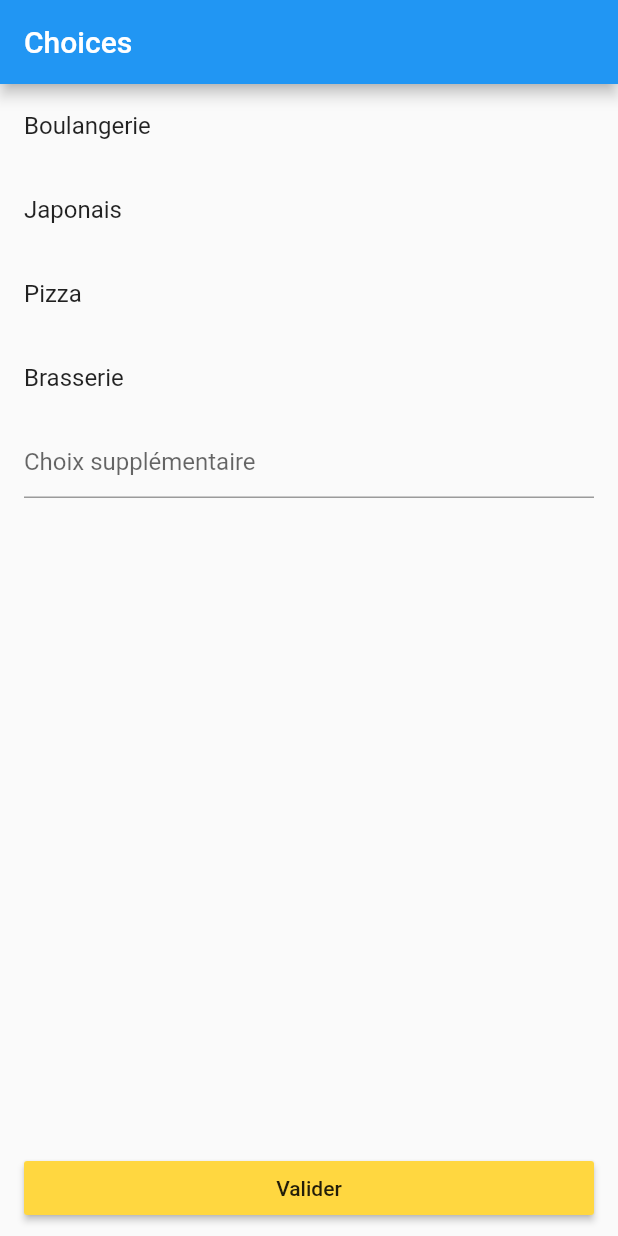
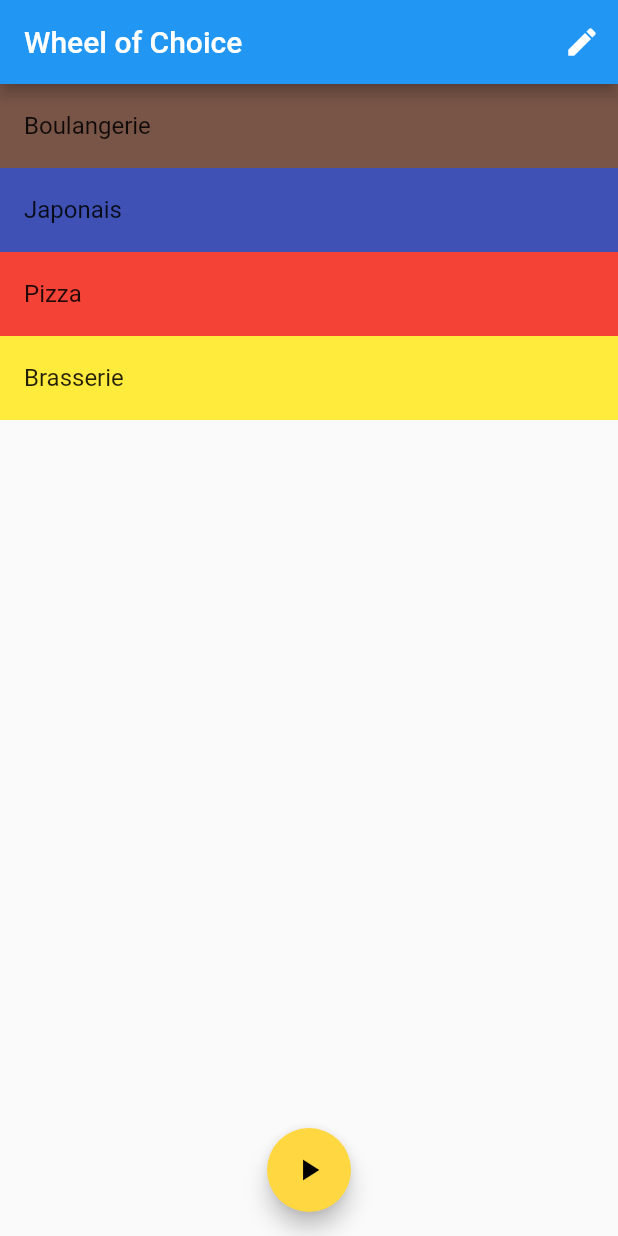
Before and after one commit to nicopico-dev/wheel-of-choice, a Flutter app: the screen it shows after launch, on a phone screen of 412 x 824 dp. Run offline on Flutter 3.47's test engine with Material 2 defaults, Android fonts, the phone set to English and light mode, and no system bars.

```diff
--- a/lib/choice_list.dart
+++ /dev/null
@@ -1,139 +0,0 @@
-import 'package:flutter/material.dart';
-import 'package:wheel_of_choice/model.dart';
-
-const MAX_CHOICE = 12;
-
-class ChoiceEditionPage extends StatefulWidget {
-  @override
-  ChoiceEditionPageState createState() => new ChoiceEditionPageState();
-}
-
-class ChoiceEditionPageState extends State<ChoiceEditionPage> {
-  final List<Choice> choices = <Choice>[
-    Choice(name: 'Boulangerie'),
-    Choice(name: 'Japonais'),
-    Choice(name: 'Pizza'),
-    Choice(name: 'Brasserie'),
-  ];
-  int _editIndex = -1;
-
-  @override
-  Widget build(BuildContext context) {
-    return Scaffold(
-      appBar: AppBar(title: Text('Choices')),
-      body: SafeArea(
-        child: Column(
-          crossAxisAlignment: CrossAxisAlignment.stretch,
-          children: <Widget>[
-            _buildListView(),
-            Flexible(child: Container()),
-            Container(
-              width: 200.0,
-              padding:
-                  const EdgeInsets.symmetric(horizontal: 16.0, vertical: 8.0),
-              child: RaisedButton(
-                color: Theme.of(context).accentColor,
-                child: Text("Valider"),
-                onPressed: () {},
-              ),
-            )
-          ],
-        ),
-      ),
-    );
-  }
-
-  ListView _buildListView() {
-    return ListView.builder(
-      itemCount: choices.length < MAX_CHOICE && _editIndex == -1
-          ? choices.length + 1
-          : choices.length,
-      itemBuilder: (context, index) {
-        if (index >= choices.length) {
-          return _buildNewEntryListTile();
-        }
-
-        final c = choices[index];
-        if (_editIndex == index) {
-          return _buildEditListTile(c, index);
-        } else {
-          return buildDefaultListTile(c, index);
-        }
-      },
-      shrinkWrap: true,
-    );
-  }
-
-  Widget buildDefaultListTile(Choice c, int index) {
-    return Dismissible(
-      key: Key(c.name),
-      direction: DismissDirection.endToStart,
-      background: new Container(
-        color: Colors.red,
-        alignment: Alignment.centerRight,
-        child: Padding(
-          padding: const EdgeInsets.all(8.0),
-          child: Text(
-            "supprimer",
-            style: TextStyle(
-                inherit: true, color: Colors.white, fontWeight: FontWeight.bold),
-          ),
-        ),
-      ),
-      onDismissed: (direction) {
-        setState(() {
-          choices.removeAt(index);
-        });
-        Scaffold
-            .of(context)
-            .showSnackBar(SnackBar(content: Text("\"${c.name}\" supprimé")));
-      },
-      child: ListTile(
-          title: Text(c.name),
-          onTap: () {
-            setState(() {
-              _editIndex = index;
-            });
-          }),
-    );
-  }
-
-  Widget _buildEditListTile(Choice c, int index) {
-    var focusNode = FocusNode();
-    var editingController = TextEditingController(text: c.name);
-
-    var listTile = ListTile(
-        title: TextField(
-      controller: editingController,
-      focusNode: focusNode,
-      onSubmitted: (newValue) {
-        setState(() {
-          _editIndex = -1;
-          choices.removeAt(index);
-          if (newValue.isNotEmpty) {
-            choices.insert(index, Choice(name: newValue));
-          }
-        });
-      },
-    ));
-
-    FocusScope.of(context).requestFocus(focusNode);
-    editingController.selection = TextSelection(
-        baseOffset: 0, extentOffset: editingController.text.length);
-
-    return listTile;
-  }
-
-  Widget _buildNewEntryListTile() {
-    return ListTile(
-        title: TextField(
-      decoration: InputDecoration(hintText: "Choix supplémentaire"),
-      onSubmitted: (value) {
-        if (value.isEmpty) return;
-        setState(() {
-          choices.add(Choice(name: value));
-        });
-      },
-    ));
-  }
-}
--- /dev/null
+++ b/lib/choice_wheel.dart
@@ -0,0 +1,21 @@
+import 'package:flutter/material.dart';
+import 'package:wheel_of_choice/data.dart';
+
+class ChoiceWheel extends StatelessWidget {
+  const ChoiceWheel({this.choices});
+
+  final ChoiceData choices;
+
+  @override
+  Widget build(BuildContext context) => ListView.builder(
+        itemCount: choices.size,
+        itemBuilder: (context, index) => _createSection(choices[index]),
+      );
+
+  _createSection(Choice choice) {
+    return Container(
+      child: ListTile(title: Text(choice.name)),
+      color: choice.color,
+    );
+  }
+}
--- /dev/null
+++ b/lib/data.dart
@@ -0,0 +1,36 @@
+import 'dart:ui';
+
+import 'package:flutter/foundation.dart';
+import 'package:flutter/material.dart';
+import 'package:meta/meta.dart';
+
+class Choice {
+  final String name;
+  final Color color;
+
+  Choice({@required this.name, this.color});
+}
+
+class ChoiceData extends ChangeNotifier {
+
+  final List<Choice> _choices = <Choice>[
+    Choice(name: 'Boulangerie', color: Colors.brown),
+    Choice(name: 'Japonais', color: Colors.indigo),
+    Choice(name: 'Pizza', color: Colors.red),
+    Choice(name: 'Brasserie', color: Colors.yellow),
+  ];
+  Iterable<Choice> get values => _choices;
+
+  operator [](int index) => _choices[index];
+  int get size => _choices.length;
+
+  void add(Choice choice) {
+    _choices.add(choice);
+    notifyListeners();
+  }
+
+  void remove(Choice choice) {
+    _choices.remove(choice);
+    notifyListeners();
+  }
+}
--- /dev/null
+++ b/lib/home.dart
@@ -0,0 +1,36 @@
+import 'package:flutter/material.dart';
+import 'package:wheel_of_choice/choice_wheel.dart';
+import 'package:wheel_of_choice/data.dart';
+
+class Home extends StatelessWidget {
+  const Home(this.choices);
+
+  final ChoiceData choices;
+
+  @override
+  Widget build(BuildContext context) {
+    return Scaffold(
+      appBar: AppBar(
+        title: Text('Wheel of Choice'),
+        actions: <Widget>[
+          IconButton(
+            icon: Icon(Icons.edit),
+            onPressed: () => _handleEdit(context),
+          )
+        ],
+      ),
+      body: ChoiceWheel(choices: choices),
+      floatingActionButton: FloatingActionButton(
+        child: Icon(Icons.play_arrow),
+        onPressed: () {
+          /* TODO */
+        },
+      ),
+      floatingActionButtonLocation: FloatingActionButtonLocation.centerFloat,
+    );
+  }
+
+  _handleEdit(BuildContext context) {
+    Navigator.of(context).pushNamed("/settings");
+  }
+}
--- a/lib/main.dart
+++ b/lib/main.dart
@@ -1,9 +1,24 @@
 import 'package:flutter/material.dart';
-import 'package:wheel_of_choice/choice_list.dart';
+import 'package:wheel_of_choice/home.dart';
+import 'package:wheel_of_choice/data.dart';
+import 'package:wheel_of_choice/settings.dart';
 
-void main() => runApp(MyApp());
+void main() => runApp(WheelOfChoiceApp());
 
-class MyApp extends StatelessWidget {
+class WheelOfChoiceApp extends StatefulWidget {
+  @override
+  WheelOfChoiceAppState createState() => WheelOfChoiceAppState();
+}
+
+class WheelOfChoiceAppState extends State<WheelOfChoiceApp> {
+  ChoiceData choices;
+
+  @override
+  void initState() {
+    super.initState();
+    choices = ChoiceData();
+  }
+
   @override
   Widget build(BuildContext context) {
     return MaterialApp(
@@ -12,7 +27,10 @@ class MyApp extends StatelessWidget {
           primarySwatch: Colors.blue,
           accentColor: Colors.amberAccent,
           accentColorBrightness: Brightness.dark),
-      home: ChoiceEditionPage(),
+      routes: <String, WidgetBuilder>{
+        '/': (context) => Home(choices),
+        '/settings': (context) => Settings(choices)
+      },
     );
   }
 }
```
Also changed, not shown: lib/model.dart (deleted, +0 -10 lines), lib/settings.dart (added, +100 -0 lines), 1 other file.
